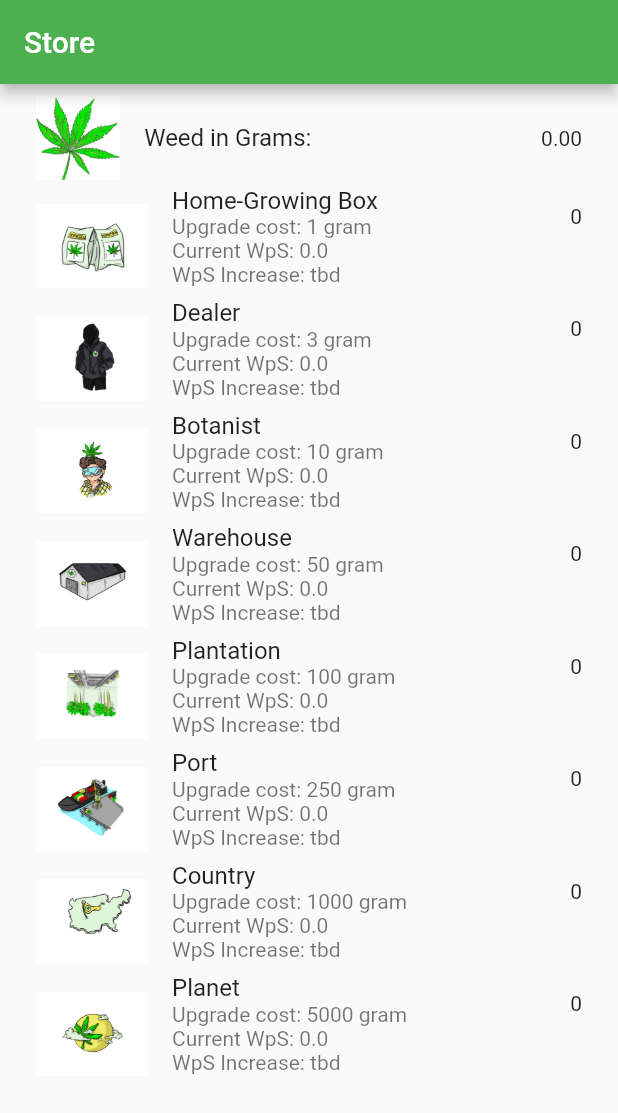
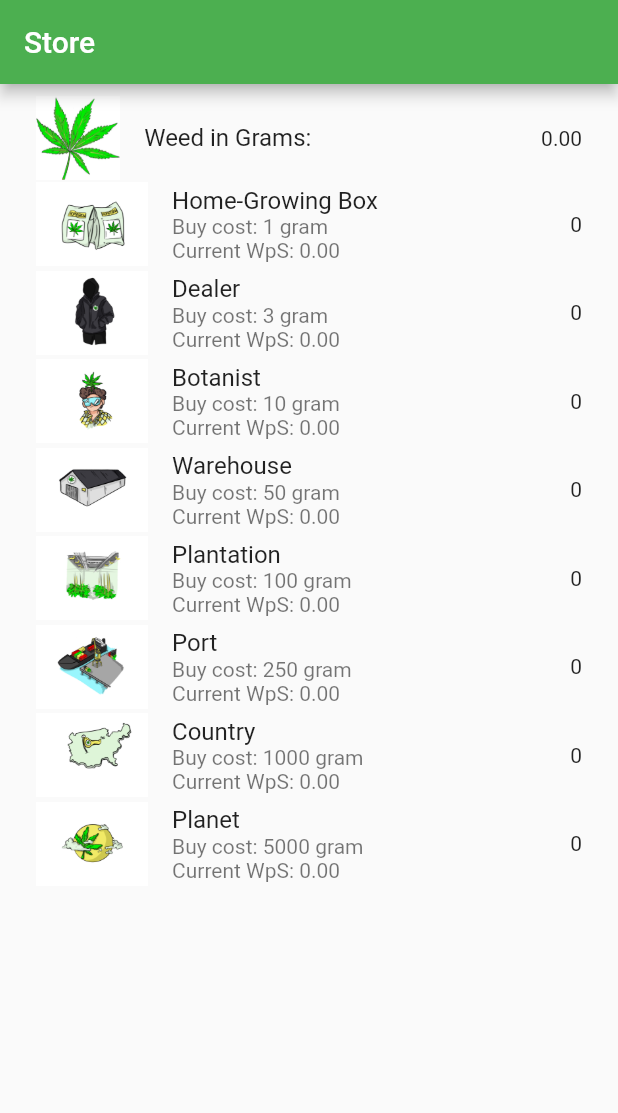
Before and after one commit to fnnshlze/myPocketDrugEmpire, a Flutter app: the screen it shows after launch, swiped to page 2, on a phone screen of 412 x 824 dp. Shown: the top 1113 px of the screen. Run offline on Flutter 3.47's test engine with Material 2 defaults, Android fonts, the phone set to English and light mode, and no system bars.

Commit message:
improve some more stuff

```diff
--- a/lib/store.dart
+++ b/lib/store.dart
@@ -45,9 +45,8 @@ class StorePageWidgetState extends State<StorePageWidget> {
              leading: Image(image: AssetImage("assets/homegrow.JPG")),
              title: Text("Home-Growing Box"),
              trailing: Text(user.getBox().count.toString()),
-             subtitle: Text("Upgrade cost: " + user.getBox().getCost().toStringAsFixed(0) + " gram" + "\n" +
-                            "Current WpS: " + user.getBox().getWps().toString() + "\n" +
-                            "WpS Increase: " + "tbd"),
+             subtitle: Text("Buy cost: " + user.getBox().getCost().toStringAsFixed(0) + " gram" + "\n" +
+                            "Current WpS: " + user.getBox().getWps().toStringAsFixed(2)),
             onTap: () {
               errorMessage = null;
                _buyBuilding(user.getBox());
@@ -57,9 +56,8 @@ class StorePageWidgetState extends State<StorePageWidget> {
                 leading: Image(image: AssetImage("assets/dealer.JPG")),
                 title: Text("Dealer"),
                 trailing: Text(user.dealer.count.toString()),
-                subtitle: Text("Upgrade cost: " + user.dealer.getCost().toStringAsFixed(0) + " gram" + "\n" +
-                    "Current WpS: " + user.dealer.getWps().toString() + "\n" +
-                    "WpS Increase: " + "tbd"),
+                subtitle: Text("Buy cost: " + user.dealer.getCost().toStringAsFixed(0) + " gram" + "\n" +
+                    "Current WpS: " + user.dealer.getWps().toStringAsFixed(2)),
                 onTap: () {
                   errorMessage = null;
                   _buyBuilding(user.dealer);
@@ -69,9 +67,8 @@ class StorePageWidgetState extends State<StorePageWidget> {
                 leading: Image(image: AssetImage("assets/botanist.JPG")),
                 title: Text("Botanist"),
                 trailing: Text(user.botanist.count.toString()),
-                subtitle: Text("Upgrade cost: " + user.botanist.getCost().toStringAsFixed(0) + " gram" + "\n" +
-                    "Current WpS: " + user.botanist.getWps().toString() + "\n" +
-                    "WpS Increase: " + "tbd"),
+                subtitle: Text("Buy cost: " + user.botanist.getCost().toStringAsFixed(0) + " gram" + "\n" +
+                    "Current WpS: " + user.botanist.getWps().toStringAsFixed(2)),
                 onTap: () {
                   errorMessage = null;
                   _buyBuilding(user.botanist);
@@ -81,9 +78,8 @@ class StorePageWidgetState extends State<StorePageWidget> {
                 leading: Image(image: AssetImage("assets/warehouse.JPG")),
                 title: Text("Warehouse"),
                 trailing: Text(user.wareHouse.count.toString()),
-                subtitle: Text("Upgrade cost: " + user.wareHouse.getCost().toStringAsFixed(0) + " gram" + "\n" +
-                    "Current WpS: " + user.wareHouse.getWps().toString() + "\n" +
-                    "WpS Increase: " + "tbd"),
+                subtitle: Text("Buy cost: " + user.wareHouse.getCost().toStringAsFixed(0) + " gram" + "\n" +
+                    "Current WpS: " + user.wareHouse.getWps().toStringAsFixed(2)),
                 onTap: () {
                   errorMessage = null;
                   _buyBuilding(user.wareHouse);
@@ -93,9 +89,8 @@ class StorePageWidgetState extends State<StorePageWidget> {
                 leading: Image(image: AssetImage("assets/plantation.JPG")),
                 title: Text("Plantation"),
                 trailing: Text(user.plantation.count.toString()),
-                subtitle: Text("Upgrade cost: " + user.plantation.getCost().toStringAsFixed(0) + " gram" + "\n" +
-                    "Current WpS: " + user.plantation.getWps().toString() + "\n" +
-                    "WpS Increase: " + "tbd"),
+                subtitle: Text("Buy cost: " + user.plantation.getCost().toStringAsFixed(0) + " gram" + "\n" +
+                    "Current WpS: " + user.plantation.getWps().toStringAsFixed(2)),
                 onTap: () {
                   errorMessage = null;
                   _buyBuilding(user.plantation);
@@ -105,9 +100,8 @@ class StorePageWidgetState extends State<StorePageWidget> {
                 leading: Image(image: AssetImage("assets/ship.JPG")),
                 title: Text("Port"),
                 trailing: Text(user.port.count.toString()),
-                subtitle: Text("Upgrade cost: " + user.port.getCost().toStringAsFixed(0) + " gram" + "\n" +
-                    "Current WpS: " + user.port.getWps().toString() + "\n" +
-                    "WpS Increase: " + "tbd"),
+                subtitle: Text("Buy cost: " + user.port.getCost().toStringAsFixed(0) + " gram" + "\n" +
+                    "Current WpS: " + user.port.getWps().toStringAsFixed(2)),
                 onTap: () {
                   errorMessage = null;
                   _buyBuilding(user.port);
@@ -117,9 +111,8 @@ class StorePageWidgetState extends State<StorePageWidget> {
                 leading: Image(image: AssetImage("assets/country.JPG")),
                 title: Text("Country"),
                 trailing: Text(user.country.count.toString()),
-                subtitle: Text("Upgrade cost: " + user.country.getCost().toStringAsFixed(0) + " gram" + "\n" +
-                    "Current WpS: " + user.country.getWps().toString() + "\n" +
-                    "WpS Increase: " + "tbd"),
+                subtitle: Text("Buy cost: " + user.country.getCost().toStringAsFixed(0) + " gram" + "\n" +
+                    "Current WpS: " + user.country.getWps().toStringAsFixed(2)),
                 onTap: () {
                   errorMessage = null;
                   _buyBuilding(user.country);
@@ -129,9 +122,8 @@ class StorePageWidgetState extends State<StorePageWidget> {
                 leading: Image(image: AssetImage("assets/planet.JPG")),
                 title: Text("Planet"),
                 trailing: Text(user.planet.count.toString()),
-                subtitle: Text("Upgrade cost: " + user.planet.getCost().toStringAsFixed(0) + " gram" + "\n" +
-                    "Current WpS: " + user.planet.getWps().toString() + "\n" +
-                    "WpS Increase: " + "tbd"),
+                subtitle: Text("Buy cost: " + user.planet.getCost().toStringAsFixed(0) + " gram" + "\n" +
+                    "Current WpS: " + user.planet.getWps().toStringAsFixed(2)),
                 onTap: () {
                   errorMessage = null;
                   _buyBuilding(user.planet);
```
